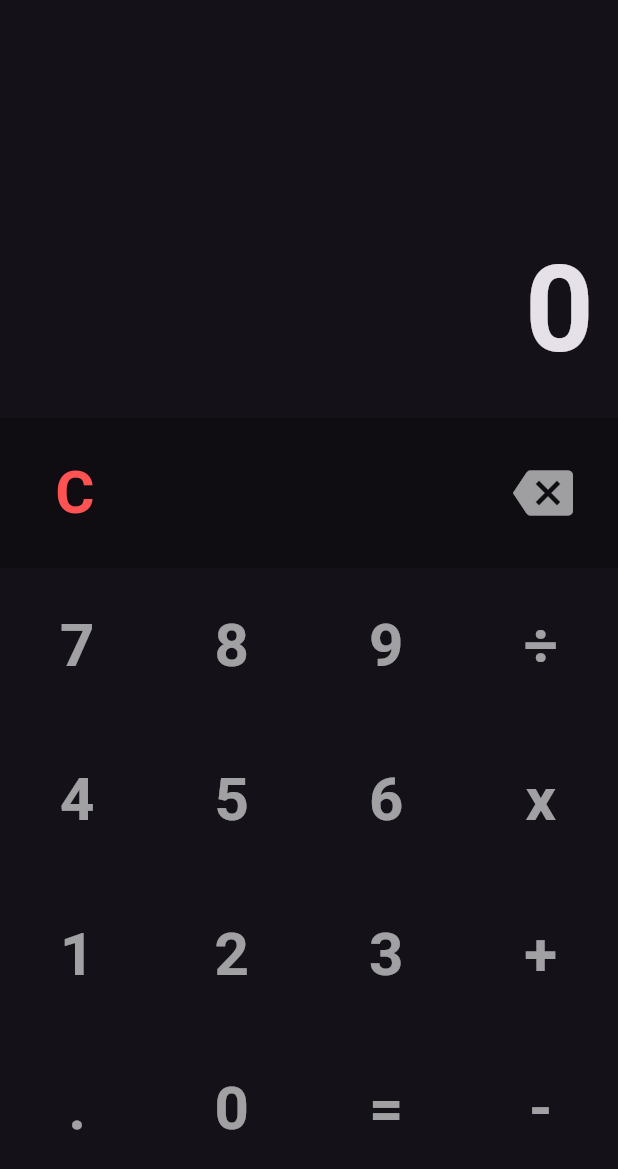
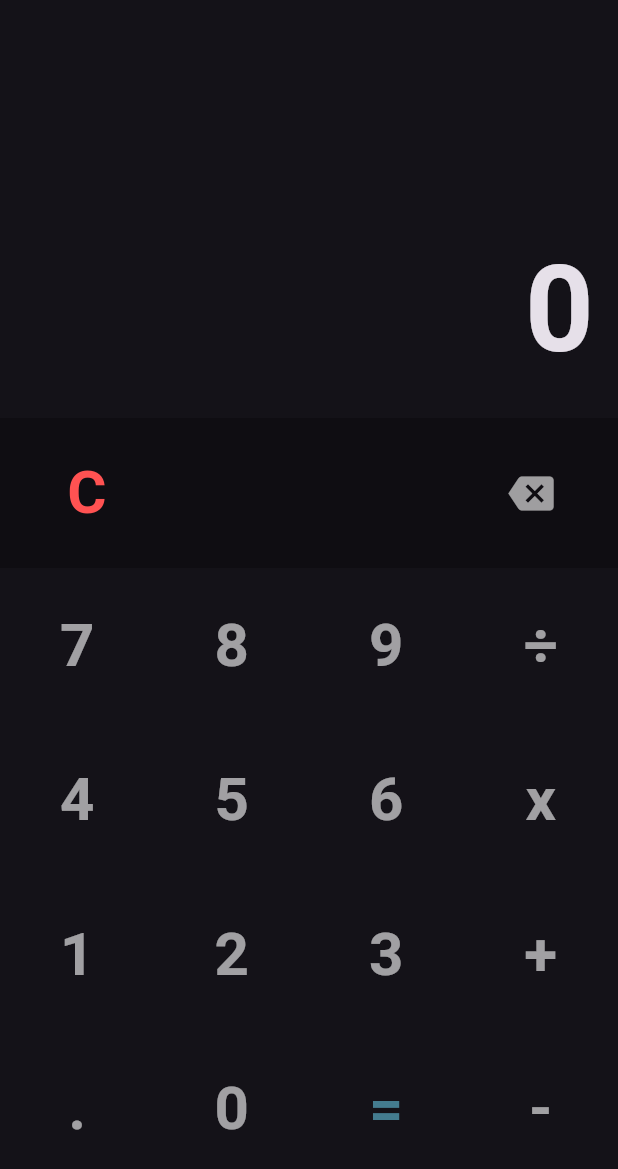
Before and after one commit to Sarthak-Malla/fcalc, a Flutter app: the screen it shows after launch, on a phone screen of 412 x 824 dp. Shown: the top 1169 px of the screen. Run offline on Flutter 3.47's test engine with Material 3 defaults, Android fonts, the light colour scheme and no system bars; our stand-ins replace math_expressions.

Commit message:
Padding and decorations

```diff
--- a/lib/calculator.dart
+++ b/lib/calculator.dart
@@ -33,6 +33,9 @@ class _CalculatorState extends State<Calculator> {
   ];
 
   Widget _buildButton(String buttonText, {VoidCallback? onPressed}) {
+    Color buttonColor = buttonText == '='
+        ? const Color.fromARGB(237, 72, 132, 152)
+        : Colors.white60;
     return Row(
       children: <Widget>[
         Expanded(
@@ -42,8 +45,8 @@ class _CalculatorState extends State<Calculator> {
               onPressed: onPressed,
               child: Text(
                 buttonText,
-                style: const TextStyle(
-                  color: Colors.white60,
+                style: TextStyle(
+                  color: buttonColor,
                   fontSize: 40.0,
                   fontWeight: FontWeight.bold,
                 ),
@@ -84,6 +87,11 @@ class _CalculatorState extends State<Calculator> {
           // check if the result is an integer
           _output = eval % 1 == 0 ? eval.toInt().toString() : eval.toString();
           _buffer.clear();
+
+          // TODO: Allow continuous calculations
+          // add the result to the buffer
+          // this allows the user to continue with the calculation
+          // _buffer.add(_output);
         });
       } catch (e) {
         setState(() {
@@ -129,6 +137,7 @@ class _CalculatorState extends State<Calculator> {
             color: Colors.black26,
             height: 100,
             width: double.infinity,
+            padding: const EdgeInsetsDirectional.only(start: 8.0, end: 8.0),
             child: Row(
               mainAxisAlignment: MainAxisAlignment.spaceBetween,
               children: <Widget>[
@@ -157,7 +166,7 @@ class _CalculatorState extends State<Calculator> {
                     icon: const Icon(
                       Icons.backspace,
                       color: Colors.white60,
-                      size: 40.0,
+                      size: 30.0,
                     ),
                   ),
                 )
```
